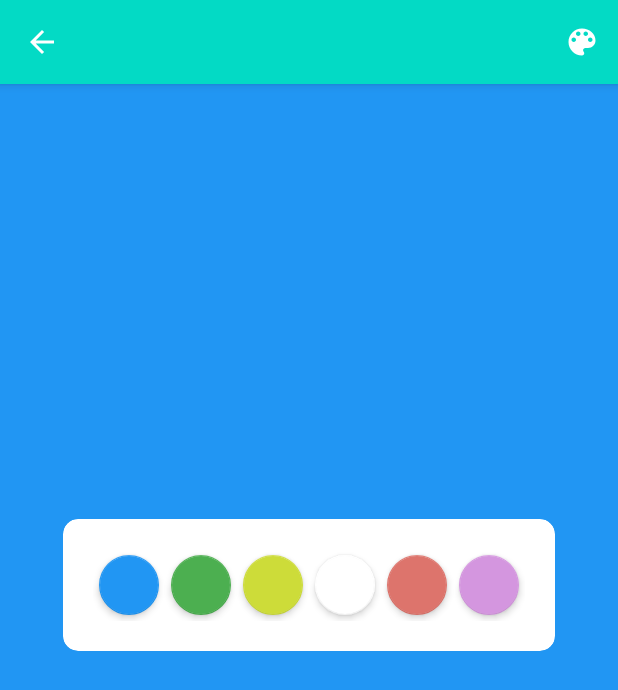
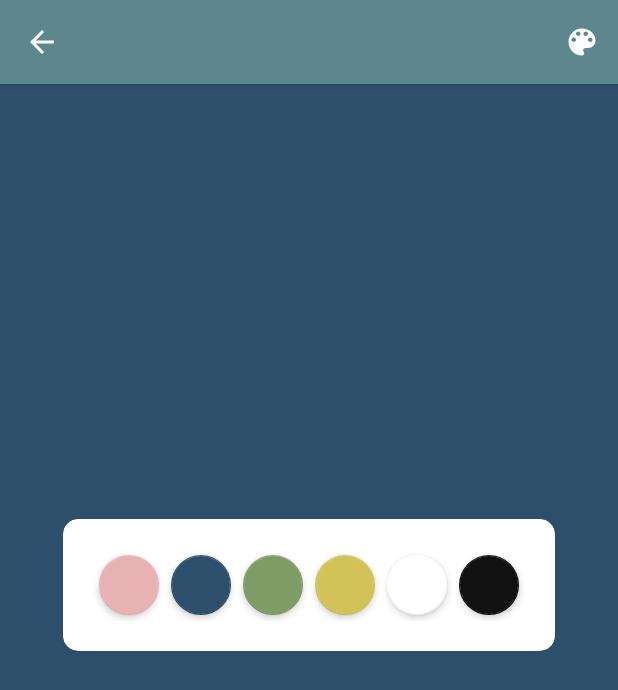
Before and after one commit to wmaterkowska/MyNotes_app, an Android app: the NoteEditorActivity screen opened directly, with no data from a screen before it, after a tap on an icon or button, on a phone screen of 412 x 824 dp. Shown: the top 690 px of the screen. Run offline under Robolectric (Android 15) with nearby library versions, the phone set to English and light mode, and no system bars; 1 statement that could not run was skipped; 2 other taps on this screen came first.

Commit message:
new color schema

```diff
--- a/app/src/main/java/com/example/mynotes/MainActivity.java
+++ b/app/src/main/java/com/example/mynotes/MainActivity.java
@@ -41,7 +41,7 @@ import java.util.Comparator;
 
 public class MainActivity extends AppCompatActivity {
 
-    static ArrayList<Note> notes = new ArrayList<>();
+    public static ArrayList<Note> notes = new ArrayList<>();
     static NoteAdapter noteAdapter;
 
     static ListView listView;
@@ -95,7 +95,6 @@ public class MainActivity extends AppCompatActivity {
         setContentView(R.layout.activity_main);
         Collections.reverse(notes);
 
-
         // shared preferences to store the notes ---------------------------------------------------
         SharedPreferences sharedPreferences = getApplicationContext().getSharedPreferences("com.example.notes", Context.MODE_PRIVATE);
         Gson gson = new Gson();
@@ -116,9 +115,6 @@ public class MainActivity extends AppCompatActivity {
         noteAdapter = new NoteAdapter(notes, this);
         listView.setAdapter(noteAdapter);
         listView.setTextFilterEnabled(true);
-        if (Build.VERSION.SDK_INT >= Build.VERSION_CODES.N) {
-            noteAdapter.sort(Comparator.comparingInt(notes::indexOf));
-        }
 
         listView.setOnItemClickListener(new AdapterView.OnItemClickListener() {
             @Override
--- a/app/src/main/java/com/example/mynotes/NoteEditorActivity.java
+++ b/app/src/main/java/com/example/mynotes/NoteEditorActivity.java
@@ -38,7 +38,7 @@ public class NoteEditorActivity extends AppCompatActivity {
 
         return super.onCreateOptionsMenu(menu);
     }
-
+    // options menu on the title bar ---------------------------------------------------------------
     @Override
     public boolean onOptionsItemSelected(@NonNull MenuItem item) {
 
@@ -57,7 +57,6 @@ public class NoteEditorActivity extends AppCompatActivity {
         }
         return super.onOptionsItemSelected(item);
     }
-
 
     @Override
     public boolean dispatchTouchEvent(MotionEvent ev) {
@@ -84,14 +83,14 @@ public class NoteEditorActivity extends AppCompatActivity {
         EditText editText = findViewById(R.id.editText);
         Intent intent = getIntent();
 
-        notePosition = intent.getIntExtra("noteId", 0);
-        if (notePosition != 0) {
+        notePosition = intent.getIntExtra("noteId", -1);
+        if (notePosition != -1) {
             note = MainActivity.notes.get(notePosition);
             editText.setText(note.getContent());
             notePosition = MainActivity.notes.indexOf(note);
         } else {
             note = new Note("");
-            MainActivity.notes.add(note);
+            MainActivity.notes.add(0, note);
             notePosition = MainActivity.notes.indexOf(note);
             MainActivity.noteAdapter.notifyDataSetChanged();
         }
@@ -99,7 +98,6 @@ public class NoteEditorActivity extends AppCompatActivity {
         editText.addTextChangedListener(new TextWatcher() {
             @Override
             public void beforeTextChanged(CharSequence charSequence, int i, int i1, int i2) {
-
             }
 
             @Override
@@ -120,52 +118,88 @@ public class NoteEditorActivity extends AppCompatActivity {
             }
         });
 
-
-        FloatingActionButton fabGreen = findViewById(R.id.green);
+        // fab for changing color to PINK ----------------------------------------------------------
+        FloatingActionButton fabGreen = findViewById(R.id.pink);
         fabGreen.setOnClickListener(new View.OnClickListener() {
             @Override
             public void onClick(View view) {
                 if (MainActivity.listView != null) {
-                    MainActivity.listView.getChildAt(notePosition).setBackgroundColor(Color.parseColor( "#4CAF50"));
-                    editText.setBackgroundColor(Color.parseColor("#4CAF50"));
+                    MainActivity.listView.getChildAt(notePosition).setBackgroundColor(Color.parseColor( "#E8B2B5"));
+                    editText.setBackgroundColor(Color.parseColor("#E8B2B5"));
+                    note.setBackgroundColor("#E8B2B5");
+
+                    MainActivity.notes.set(notePosition, note);
+
+                    SharedPreferences sharedPreferences = getApplicationContext().getSharedPreferences("com.example.notes", Context.MODE_PRIVATE);
+                    Gson gson = new Gson();
+                    String json = gson.toJson(MainActivity.notes);
+                    sharedPreferences.edit().putString("Notes", json).apply();
                 }
             }
         });
 
+        // fab for changing color to BLUE ----------------------------------------------------------
         FloatingActionButton fabBlue = findViewById(R.id.blue);
         fabBlue.setOnClickListener(new View.OnClickListener() {
             @Override
             public void onClick(View view) {
                 if (MainActivity.listView != null) {
-                    MainActivity.listView.getChildAt(notePosition).setBackgroundColor(Color.parseColor( "#2196F3"));
-                    editText.setBackgroundColor(Color.parseColor("#2196F3"));
+                    MainActivity.listView.getChildAt(notePosition).setBackgroundColor(Color.parseColor( "#2E4F6C"));
+                    editText.setBackgroundColor(Color.parseColor("#2E4F6C"));
+                    note.setBackgroundColor("#2E4F6C");
+
+                    MainActivity.notes.set(notePosition, note);
+
+                    SharedPreferences sharedPreferences = getApplicationContext().getSharedPreferences("com.example.notes", Context.MODE_PRIVATE);
+                    Gson gson = new Gson();
+                    String json = gson.toJson(MainActivity.notes);
+                    sharedPreferences.edit().putString("Notes", json).apply();
+
                 }
             }
         });
 
-        FloatingActionButton fabPink = findViewById(R.id.pink);
+        // fab for changing color to GREEN ---------------------------------------------------------
+        FloatingActionButton fabPink = findViewById(R.id.green);
         fabPink.setOnClickListener(new View.OnClickListener() {
             @Override
             public void onClick(View view) {
                 if (MainActivity.listView != null) {
-                    MainActivity.listView.getChildAt(notePosition).setBackgroundColor(Color.parseColor( "#4CAF50"));
-                    editText.setBackgroundColor(Color.parseColor("#4CAF50"));
+                    MainActivity.listView.getChildAt(notePosition).setBackgroundColor(Color.parseColor( "#7E9C65"));
+                    editText.setBackgroundColor(Color.parseColor("#7E9C65"));
+                    note.setBackgroundColor("#7E9C65");
+
+                    MainActivity.notes.set(notePosition, note);
+
+                    SharedPreferences sharedPreferences = getApplicationContext().getSharedPreferences("com.example.notes", Context.MODE_PRIVATE);
+                    Gson gson = new Gson();
+                    String json = gson.toJson(MainActivity.notes);
+                    sharedPreferences.edit().putString("Notes", json).apply();
                 }
             }
         });
 
+        // fab for changing color to YELLOW --------------------------------------------------------
         FloatingActionButton fabYellow = findViewById(R.id.yellow);
         fabYellow.setOnClickListener(new View.OnClickListener() {
             @Override
             public void onClick(View view) {
                 if (MainActivity.listView != null) {
-                    MainActivity.listView.getChildAt(notePosition).setBackgroundColor(Color.parseColor( "#2196F3"));
-                    editText.setBackgroundColor(Color.parseColor("#2196F3"));
+                    MainActivity.listView.getChildAt(notePosition).setBackgroundColor(Color.parseColor( "#D1C357"));
+                    editText.setBackgroundColor(Color.parseColor("#D1C357"));
+                    note.setBackgroundColor("#D1C357");
+
+                    MainActivity.notes.set(notePosition, note);
+
+                    SharedPreferences sharedPreferences = getApplicationContext().getSharedPreferences("com.example.notes", Context.MODE_PRIVATE);
+                    Gson gson = new Gson();
+                    String json = gson.toJson(MainActivity.notes);
+                    sharedPreferences.edit().putString("Notes", json).apply();
                 }
             }
         });
 
-
+        // fab for changing color to WHITE ---------------------------------------------------------
         FloatingActionButton fabWhite = findViewById(R.id.white);
         fabWhite.setOnClickListener(new View.OnClickListener() {
             @Override
@@ -173,23 +207,42 @@ public class NoteEditorActivity extends AppCompatActivity {
                 if (MainActivity.listView != null) {
                     MainActivity.listView.getChildAt(notePosition).setBackgroundColor(Color.parseColor( "#FFFFFF"));
                     editText.setBackgroundColor(Color.parseColor("#FFFFFF"));
+                    note.setBackgroundColor("#FFFFFF");
+
+                    MainActivity.notes.set(notePosition, note);
+
+                    SharedPreferences sharedPreferences = getApplicationContext().getSharedPreferences("com.example.notes", Context.MODE_PRIVATE);
+                    Gson gson = new Gson();
+                    String json = gson.toJson(MainActivity.notes);
+                    sharedPreferences.edit().putString("Notes", json).apply();
                 }
             }
         });
 
-        FloatingActionButton fabRed = findViewById(R.id.red);
+        // fab for changing color to BLACK ---------------------------------------------------------
+        FloatingActionButton fabRed = findViewById(R.id.black);
         fabRed.setOnClickListener(new View.OnClickListener() {
             @Override
             public void onClick(View view) {
                 if (MainActivity.listView != null) {
-                    MainActivity.listView.getChildAt(notePosition).setBackgroundColor(Color.parseColor( "#2196F3"));
-                    editText.setBackgroundColor(Color.parseColor("#2196F3"));
+                    MainActivity.listView.getChildAt(notePosition).setBackgroundColor(Color.parseColor("#111111"));
+                    editText.setBackgroundColor(Color.parseColor("#111111"));
+                    note.setBackgroundColor("#111111");
+
+                    MainActivity.notes.set(notePosition, note);
+
+                    SharedPreferences sharedPreferences = getApplicationContext().getSharedPreferences("com.example.notes", Context.MODE_PRIVATE);
+                    Gson gson = new Gson();
+                    String json = gson.toJson(MainActivity.notes);
+                    sharedPreferences.edit().putString("Notes", json).apply();
                 }
             }
         });
 
-
-
+        // changing the background color
+        if(note.getBackgroundColor() != null) {
+            editText.setBackgroundColor(Color.parseColor(note.getBackgroundColor()));
+        }
     }
 
 
--- a/app/src/main/java/com/example/mynotes/model/Note.java
+++ b/app/src/main/java/com/example/mynotes/model/Note.java
@@ -5,14 +5,14 @@ import java.util.Random;
 
 public class Note {
 
-    private int id = 0;
+    private int id;
     private String content;
     private String backgroundColor;
     private LocalDateTime dateTime;
 
     public Note(String content) {
         this.content = content;
-        this.id += 1;
+        id = new Random().nextInt();
     }
 
     public long getId() {
--- a/app/src/main/res/layout/activity_note_editor.xml
+++ b/app/src/main/res/layout/activity_note_editor.xml
@@ -41,11 +41,20 @@
             android:layout_height="wrap_content">
 
             <com.google.android.material.floatingactionbutton.FloatingActionButton
+                android:id="@+id/pink"
+                android:layout_width="wrap_content"
+                android:layout_height="wrap_content"
+                android:clickable="true"
+                app:backgroundTint="#E8B2B5"
+                app:fabSize="mini"
+                app:elevation="3dp"/>
+
+            <com.google.android.material.floatingactionbutton.FloatingActionButton
                 android:id="@+id/blue"
                 android:layout_width="wrap_content"
                 android:layout_height="wrap_content"
                 android:clickable="true"
-                app:backgroundTint="#2196F3"
+                app:backgroundTint="#2E4F6C"
                 app:fabSize="mini"
                 app:elevation="3dp"/>
 
@@ -54,7 +63,7 @@
                 android:layout_width="wrap_content"
                 android:layout_height="wrap_content"
                 android:clickable="true"
-                app:backgroundTint="#4CAF50"
+                app:backgroundTint="#7E9C65"
                 app:fabSize="mini"
                 app:elevation="3dp"/>
 
@@ -63,7 +72,7 @@
                 android:layout_width="wrap_content"
                 android:layout_height="wrap_content"
                 android:clickable="true"
-                app:backgroundTint="#CDDC39"
+                app:backgroundTint="#D1C357"
                 app:fabSize="mini"
                 app:elevation="3dp"/>
 
@@ -77,20 +86,11 @@
                 app:elevation="3dp"/>
 
             <com.google.android.material.floatingactionbutton.FloatingActionButton
-                android:id="@+id/red"
+                android:id="@+id/black"
                 android:layout_width="wrap_content"
                 android:layout_height="wrap_content"
                 android:clickable="true"
-                app:backgroundTint="#DD746C"
-                app:fabSize="mini"
-                app:elevation="3dp"/>
-
-            <com.google.android.material.floatingactionbutton.FloatingActionButton
-                android:id="@+id/pink"
-                android:layout_width="wrap_content"
-                android:layout_height="wrap_content"
-                android:clickable="true"
-                app:backgroundTint="#D496DF"
+                app:backgroundTint="#111111"
                 app:fabSize="mini"
                 app:elevation="3dp"/>
 
--- a/app/src/main/res/values-night/themes.xml
+++ b/app/src/main/res/values-night/themes.xml
@@ -2,14 +2,14 @@
     <!-- Base application theme. -->
     <style name="Theme.MyNotes" parent="Theme.MaterialComponents.DayNight.DarkActionBar">
         <!-- Primary brand color. -->
-        <item name="colorPrimary">@color/teal_700</item>
-        <item name="colorPrimaryVariant">@color/teal_200</item>
-        <item name="colorOnPrimary">@color/black</item>
-        <item name="colorSurface">@color/teal_700</item>
+        <item name="colorPrimary">#5D868D</item>
+        <item name="colorPrimaryVariant">#6DACD3</item>
+        <item name="colorOnPrimary">#1a1a1a</item>
+        <item name="colorSurface">#5D868D</item>
         <!-- Secondary brand color. -->
-        <item name="colorSecondary">@color/teal_700</item>
-        <item name="colorSecondaryVariant">@color/teal_200</item>
-        <item name="colorOnSecondary">@color/black</item>
+        <item name="colorSecondary">#6DACD3</item>
+        <item name="colorSecondaryVariant">#5D868D</item>
+        <item name="colorOnSecondary">#F2F2F2</item>
         <!-- Status bar color. -->
         <item name="android:statusBarColor">?attr/colorPrimaryVariant</item>
         <!-- Customize your theme here. -->
--- a/app/src/main/res/values/themes.xml
+++ b/app/src/main/res/values/themes.xml
@@ -1,15 +1,14 @@
 <resources xmlns:tools="http://schemas.android.com/tools">
     <!-- Base application theme. -->
     <style name="Theme.MyNotes" parent="Theme.MaterialComponents.DayNight.DarkActionBar">
-        <item name="elevationOverlayEnabled">false</item>
         <!-- Primary brand color. -->
-        <item name="colorPrimary">@color/teal_200</item>
-        <item name="colorPrimaryVariant">@color/teal_700</item>
-        <item name="colorOnPrimary">@color/white</item>
+        <item name="colorPrimary">#5D868D</item>
+        <item name="colorPrimaryVariant">#6DACD3</item>
+        <item name="colorOnPrimary">#F2F2F2</item>
         <!-- Secondary brand color. -->
-        <item name="colorSecondary">@color/teal_200</item>
-        <item name="colorSecondaryVariant">@color/teal_700</item>
-        <item name="colorOnSecondary">@color/white</item>
+        <item name="colorSecondary">#6DACD3</item>
+        <item name="colorSecondaryVariant">#5D868D</item>
+        <item name="colorOnSecondary">#F2F2F2</item>
         <!-- Status bar color. -->
         <item name="android:statusBarColor">?attr/colorPrimaryVariant</item>
         <!-- Customize your theme here. -->
```
Also changed, not shown: app/src/main/java/com/example/mynotes/adapters/NoteAdapter.java (+12 -2 lines), app/src/main/res/layout/row_layout.xml (+5 -2 lines), app/src/main/res/values-night/themes_default.xml (added, +17 -0 lines), app/src/main/res/values/themes_default.xml (added, +17 -0 lines).
